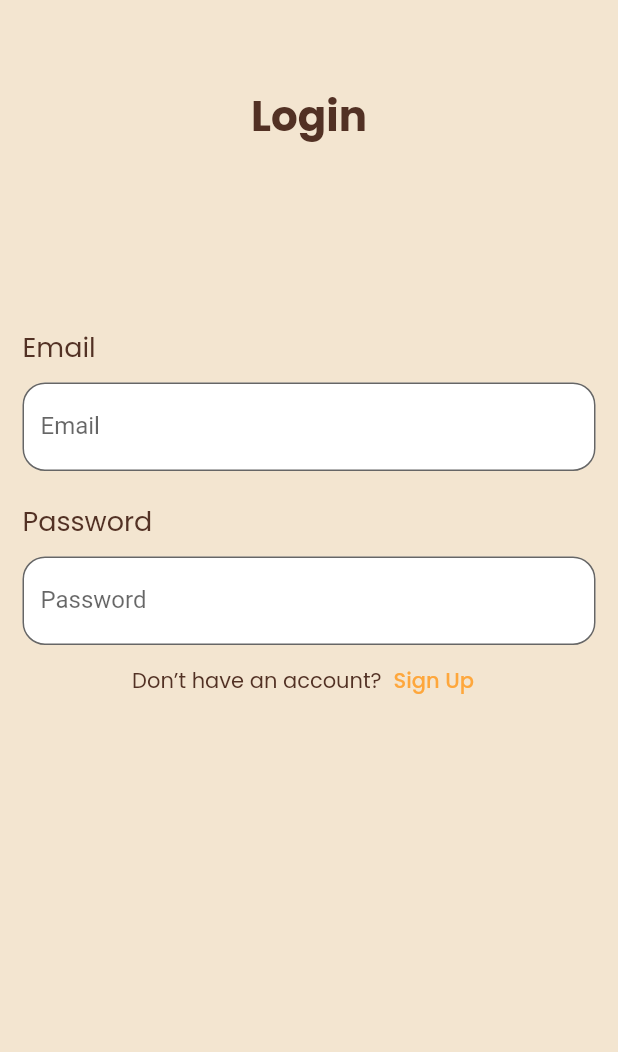
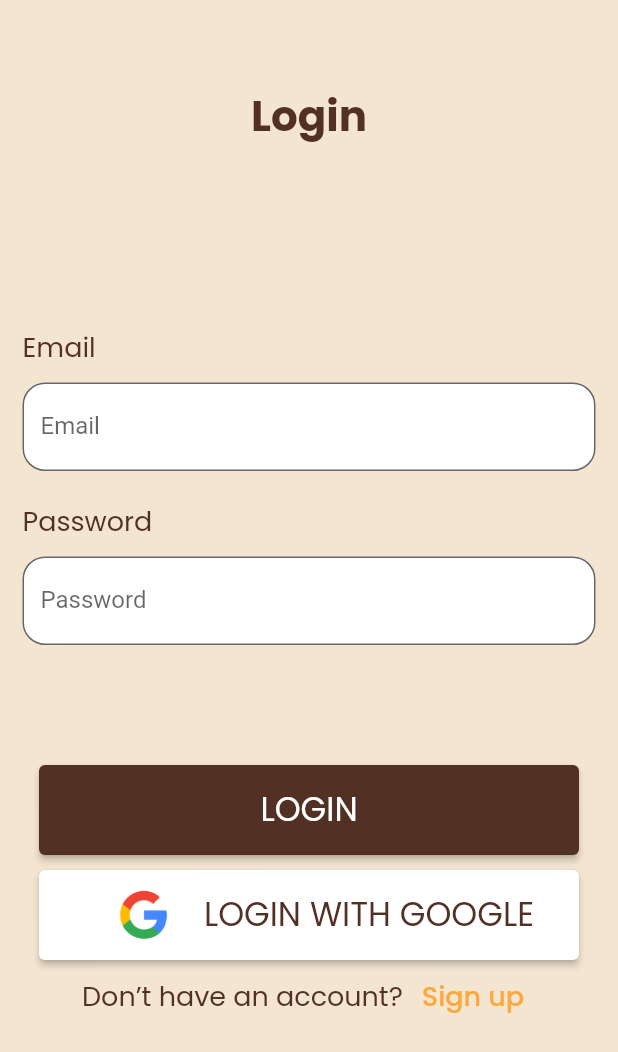
Before and after one commit to hpzynha/bookworm, a Flutter app: the screen it shows after launch, on a phone screen of 412 x 824 dp. Shown: the top 1052 px of the screen. Run offline on Flutter 3.47's test engine with Material 2 defaults, Android fonts, the light colour scheme and no system bars; our stand-ins replace animated_splash_screen, easy_localization, flutter_svg, google_fonts.

Commit message:
finish login screen

```diff
--- a/assets/locales/en-US.json
+++ b/assets/locales/en-US.json
@@ -4,6 +4,10 @@
         "email": "Email",
         "enterEmail": "Enter your email",
         "password": "Password",
-        "enterPassword": "Enter password"
+        "enterPassword": "Enter password",
+        "dontHaveAaccount":"Don’t have an account?",
+        "signUp": " Sign up",
+        "loginEnter": "LOGIN",
+        "loginGoogle": "LOGIN WITH GOOGLE"
     }
 }
--- a/lib/screens/authentication/login_screen.dart
+++ b/lib/screens/authentication/login_screen.dart
@@ -55,7 +55,26 @@ class _LoginScreenState extends State<LoginScreen> {
             ),
           ),
         ),
-        LineTextButton()
+        Padding(
+          padding: const EdgeInsets.only(top: 80),
+          child: Column(
+            children: [
+              PrimaryButton(
+                title: 'loginPage.loginEnter'.tr(),
+              ),
+              Padding(
+                padding: const EdgeInsets.only(top: 10),
+                child: GoogleButton(
+                  title: 'loginPage.loginGoogle'.tr(),
+                ),
+              ),
+              LineTextButton(
+                title: 'loginPage.dontHaveAaccount'.tr(),
+                textButton: 'loginPage.signUp'.tr(),
+              )
+            ],
+          ),
+        ),
       ]),
     );
   }
--- a/lib/screens/widgets/buttons.dart
+++ b/lib/screens/widgets/buttons.dart
@@ -3,9 +3,64 @@ import 'package:google_fonts/google_fonts.dart';
 
 import '../../constants.dart';
 
+class PrimaryButton extends StatelessWidget {
+  final String title;
+  const PrimaryButton({Key? key, required this.title}) : super(key: key);
+
+  @override
+  Widget build(BuildContext context) {
+    return SizedBox(
+      height: 60,
+      width: 360,
+      child: ElevatedButton(
+        onPressed: () {},
+        child: Text(
+          title,
+          style: GoogleFonts.poppins(fontSize: 22, fontWeight: FontWeight.w400),
+        ),
+        style: ButtonStyle(
+            backgroundColor: MaterialStateProperty.all<Color>(bPrimaryColor)),
+      ),
+    );
+  }
+}
+
+class GoogleButton extends StatelessWidget {
+  final String title;
+  const GoogleButton({Key? key, required this.title}) : super(key: key);
+
+  @override
+  Widget build(BuildContext context) {
+    return SizedBox(
+      height: 60,
+      width: 360,
+      child: ElevatedButton(
+          onPressed: () {},
+          style: ButtonStyle(
+              backgroundColor:
+                  MaterialStateProperty.all<Color>(bBackgroundColorWhite)),
+          child: Row(
+            mainAxisAlignment: MainAxisAlignment.center,
+            children: [
+              Image.asset('assets/images/google.png'),
+              Text(title,
+                  style: GoogleFonts.poppins(
+                      fontSize: 22,
+                      fontWeight: FontWeight.w400,
+                      color: bPrimaryColor)),
+            ],
+          )),
+    );
+  }
+}
+
 class LineTextButton extends StatelessWidget {
+  final String title;
+  final String textButton;
   const LineTextButton({
     Key? key,
+    required this.title,
+    required this.textButton,
   }) : super(key: key);
 
   @override
@@ -14,15 +69,20 @@ class LineTextButton extends StatelessWidget {
       mainAxisAlignment: MainAxisAlignment.center,
       children: [
         Text(
-          'Don’t have an account?',
-          style: GoogleFonts.poppins(color: bPrimaryColor),
+          title,
+          style: GoogleFonts.poppins(
+              color: bPrimaryColor,
+              fontWeight: FontWeight.normal,
+              fontSize: 18),
         ),
         TextButton(
-            onPressed: () => {},
-            child: Text(
-              'Sign Up',
-              style: GoogleFonts.poppins(color: bRatingColor),
-            ))
+          onPressed: () => {},
+          child: Text(
+            textButton,
+            style: GoogleFonts.poppins(
+                color: bRatingColor, fontWeight: FontWeight.w500, fontSize: 18),
+          ),
+        )
       ],
     );
   }
```
Also changed, not shown: assets/images/google.jpg (deleted), assets/images/google.png (added), lib/routes.dart (added), lib/screens/authentication/signup_screen.dart (added).
